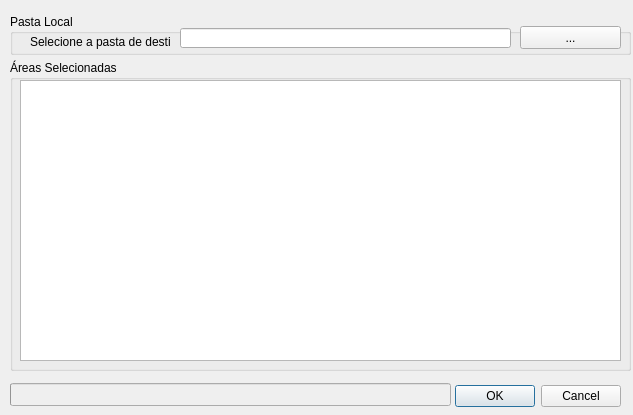
Old version of the form Upload_Images_dialog_base.ui in the repository alexlopespereira/sipamsar.
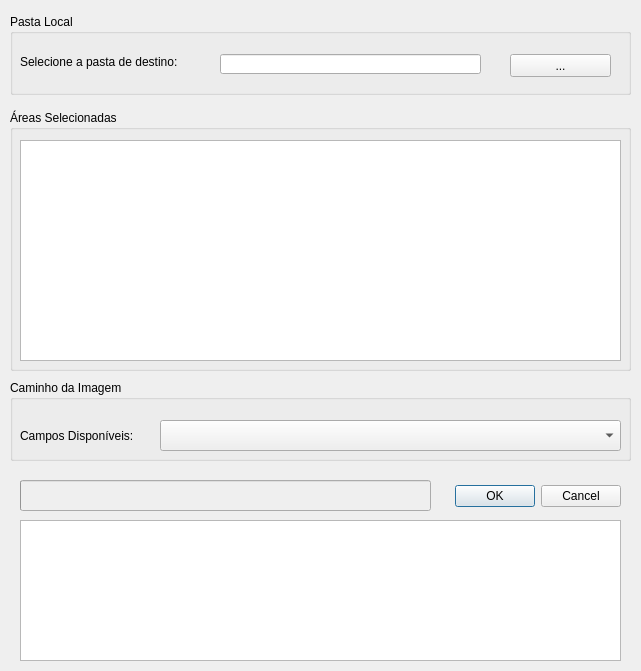
New version of the form.

Commit message: Inclusão de campos de informação do download e seleção da coluna contendo o caminho da imagem.

```diff
--- a/Upload_Images_dialog_base.ui
+++ b/Upload_Images_dialog_base.ui
@@ -6,8 +6,8 @@
    <rect>
     <x>0</x>
     <y>0</y>
-    <width>633</width>
-    <height>415</height>
+    <width>641</width>
+    <height>671</height>
    </rect>
   </property>
   <property name="windowTitle">
@@ -17,9 +17,9 @@
    <property name="geometry">
     <rect>
      <x>10</x>
-     <y>60</y>
+     <y>110</y>
      <width>621</width>
-     <height>311</height>
+     <height>261</height>
     </rect>
    </property>
    <property name="title">
@@ -29,19 +29,22 @@
     <property name="geometry">
      <rect>
       <x>10</x>
-      <y>20</y>
+      <y>30</y>
       <width>601</width>
-      <height>281</height>
+      <height>221</height>
      </rect>
     </property>
+    <property name="wordWrap">
+     <bool>false</bool>
+    </property>
    </widget>
   </widget>
   <widget class="QDialogButtonBox" name="buttonBox">
    <property name="geometry">
     <rect>
-     <x>280</x>
-     <y>380</y>
-     <width>341</width>
+     <x>450</x>
+     <y>480</y>
+     <width>171</width>
      <height>32</height>
     </rect>
    </property>
@@ -58,7 +61,7 @@
      <x>10</x>
      <y>14</y>
      <width>621</width>
-     <height>41</height>
+     <height>81</height>
     </rect>
    </property>
    <property name="title">
@@ -67,9 +70,9 @@
    <widget class="QLabel" name="labelSelecione">
     <property name="geometry">
      <rect>
-      <x>20</x>
-      <y>20</y>
-      <width>141</width>
+      <x>10</x>
+      <y>40</y>
+      <width>201</width>
       <height>16</height>
      </rect>
     </property>
@@ -80,8 +83,8 @@
    <widget class="QPushButton" name="pushButton">
     <property name="geometry">
      <rect>
-      <x>510</x>
-      <y>12</y>
+      <x>500</x>
+      <y>40</y>
       <width>101</width>
       <height>23</height>
      </rect>
@@ -93,9 +96,9 @@
    <widget class="QLineEdit" name="lineEdit">
     <property name="geometry">
      <rect>
-      <x>170</x>
-      <y>14</y>
-      <width>331</width>
+      <x>210</x>
+      <y>40</y>
+      <width>261</width>
       <height>20</height>
      </rect>
     </property>
@@ -107,10 +110,10 @@
    </property>
    <property name="geometry">
     <rect>
-     <x>10</x>
-     <y>383</y>
-     <width>441</width>
-     <height>23</height>
+     <x>20</x>
+     <y>480</y>
+     <width>411</width>
+     <height>31</height>
     </rect>
    </property>
    <property name="value">
@@ -120,6 +123,55 @@
     <bool>false</bool>
    </property>
   </widget>
+  <widget class="QGroupBox" name="groupBox_3">
+   <property name="geometry">
+    <rect>
+     <x>10</x>
+     <y>380</y>
+     <width>621</width>
+     <height>81</height>
+    </rect>
+   </property>
+   <property name="title">
+    <string>Caminho da Imagem</string>
+   </property>
+   <widget class="QComboBox" name="comboBoxCampos">
+    <property name="geometry">
+     <rect>
+      <x>150</x>
+      <y>40</y>
+      <width>461</width>
+      <height>31</height>
+     </rect>
+    </property>
+   </widget>
+   <widget class="QLabel" name="labelSelecioneCampos">
+    <property name="geometry">
+     <rect>
+      <x>10</x>
+      <y>40</y>
+      <width>141</width>
+      <height>31</height>
+     </rect>
+    </property>
+    <property name="text">
+     <string>Campos Disponíveis:</string>
+    </property>
+   </widget>
+  </widget>
+  <widget class="QTextEdit" name="textEditDownloadProgress">
+   <property name="geometry">
+    <rect>
+     <x>20</x>
+     <y>520</y>
+     <width>601</width>
+     <height>141</height>
+    </rect>
+   </property>
+   <property name="overwriteMode">
+    <bool>true</bool>
+   </property>
+  </widget>
  </widget>
  <resources/>
  <connections/>
```
Left out of the diff: 2 changed lines with no effect on the pictures. The commit also changes 9 other files.
